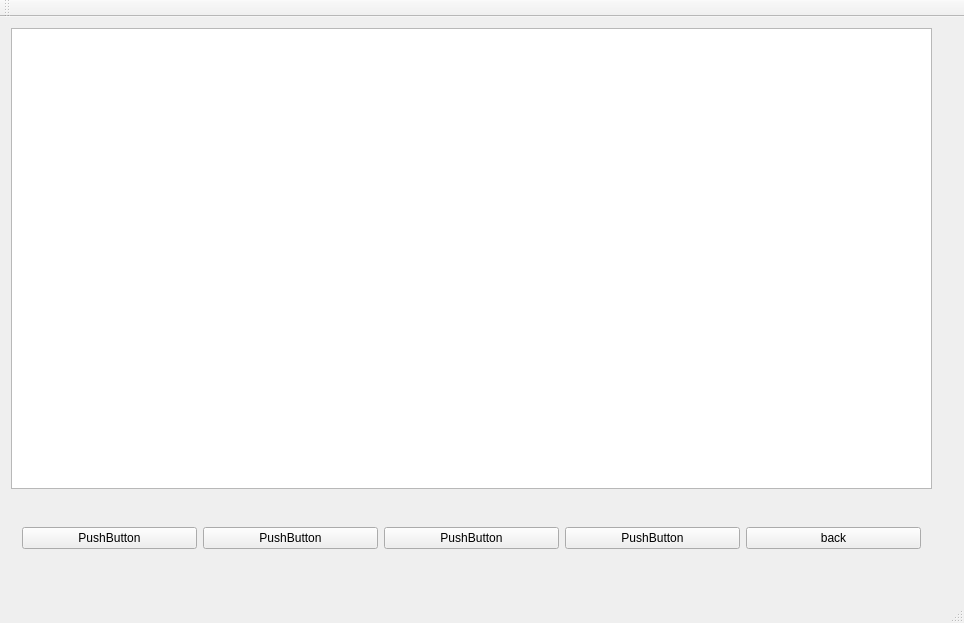
The window that IRobot/mainwindow.ui (OwlbitCode/CS-c1-project1) describes before a commit, drawn with Qt 5.
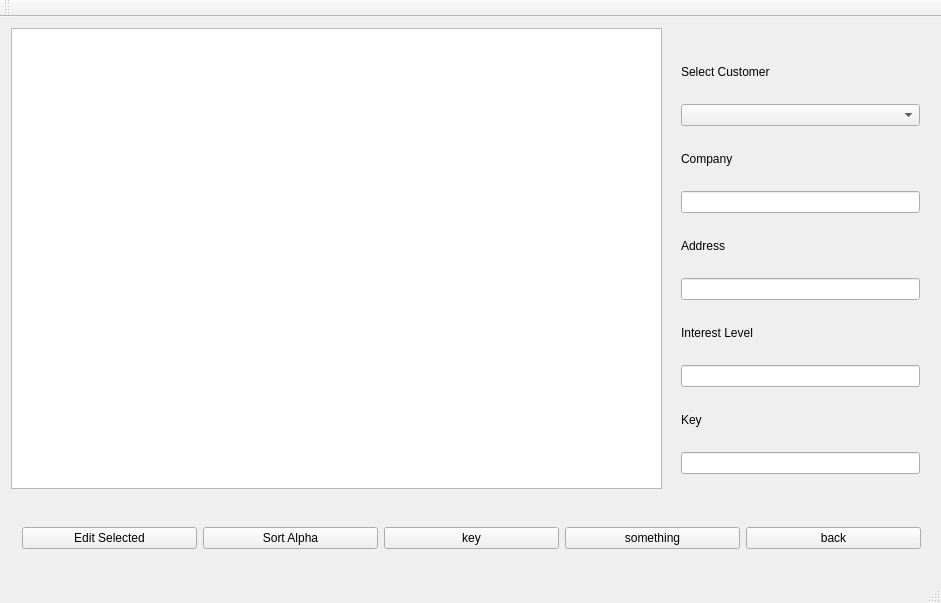
The same window after the commit. The open tabs and pages were chosen to show the change. Icons and pictures are not drawn.

Patch:
```diff
--- a/IRobot/mainwindow.ui
+++ b/IRobot/mainwindow.ui
@@ -6,8 +6,8 @@
    <rect>
     <x>0</x>
     <y>0</y>
-    <width>964</width>
-    <height>623</height>
+    <width>941</width>
+    <height>603</height>
    </rect>
   </property>
   <property name="sizePolicy">
@@ -925,7 +925,7 @@
          <rect>
           <x>0</x>
           <y>0</y>
-          <width>921</width>
+          <width>651</width>
           <height>461</height>
          </rect>
         </property>
@@ -943,28 +943,28 @@
          <item>
           <widget class="QPushButton" name="pushButton_16">
            <property name="text">
-            <string>PushButton</string>
+            <string>Edit Selected</string>
            </property>
           </widget>
          </item>
          <item>
           <widget class="QPushButton" name="pushButton_15">
            <property name="text">
-            <string>PushButton</string>
+            <string>Sort Alpha</string>
            </property>
           </widget>
          </item>
          <item>
           <widget class="QPushButton" name="pushButton_14">
            <property name="text">
-            <string>PushButton</string>
+            <string>key</string>
            </property>
           </widget>
          </item>
          <item>
           <widget class="QPushButton" name="pushButton_13">
            <property name="text">
-            <string>PushButton</string>
+            <string>something</string>
            </property>
           </widget>
          </item>
@@ -977,6 +977,68 @@
          </item>
         </layout>
        </widget>
+       <widget class="QWidget" name="verticalLayoutWidget">
+        <property name="geometry">
+         <rect>
+          <x>659</x>
+          <y>6</y>
+          <width>261</width>
+          <height>451</height>
+         </rect>
+        </property>
+        <layout class="QVBoxLayout" name="verticalLayout">
+         <item>
+          <widget class="QLabel" name="label_4">
+           <property name="text">
+            <string>Select Customer</string>
+           </property>
+          </widget>
+         </item>
+         <item>
+          <widget class="QComboBox" name="comboBox"/>
+         </item>
+         <item>
+          <widget class="QLabel" name="label_5">
+           <property name="text">
+            <string>Company</string>
+           </property>
+          </widget>
+         </item>
+         <item>
+          <widget class="QLineEdit" name="companyEdit"/>
+         </item>
+         <item>
+          <widget class="QLabel" name="label_6">
+           <property name="text">
+            <string>Address</string>
+           </property>
+          </widget>
+         </item>
+         <item>
+          <widget class="QLineEdit" name="addressEdit"/>
+         </item>
+         <item>
+          <widget class="QLabel" name="label_7">
+           <property name="text">
+            <string>Interest Level</string>
+           </property>
+          </widget>
+         </item>
+         <item>
+          <widget class="QLineEdit" name="InterestEdit"/>
+         </item>
+         <item>
+          <widget class="QLabel" name="label_8">
+           <property name="text">
+            <string>Key</string>
+           </property>
+          </widget>
+         </item>
+         <item>
+          <widget class="QLineEdit" name="keyEdit"/>
+         </item>
+        </layout>
+       </widget>
       </widget>
      </widget>
     </item>
```
Left out of the diff: 37 changed lines with no effect on the pictures.
